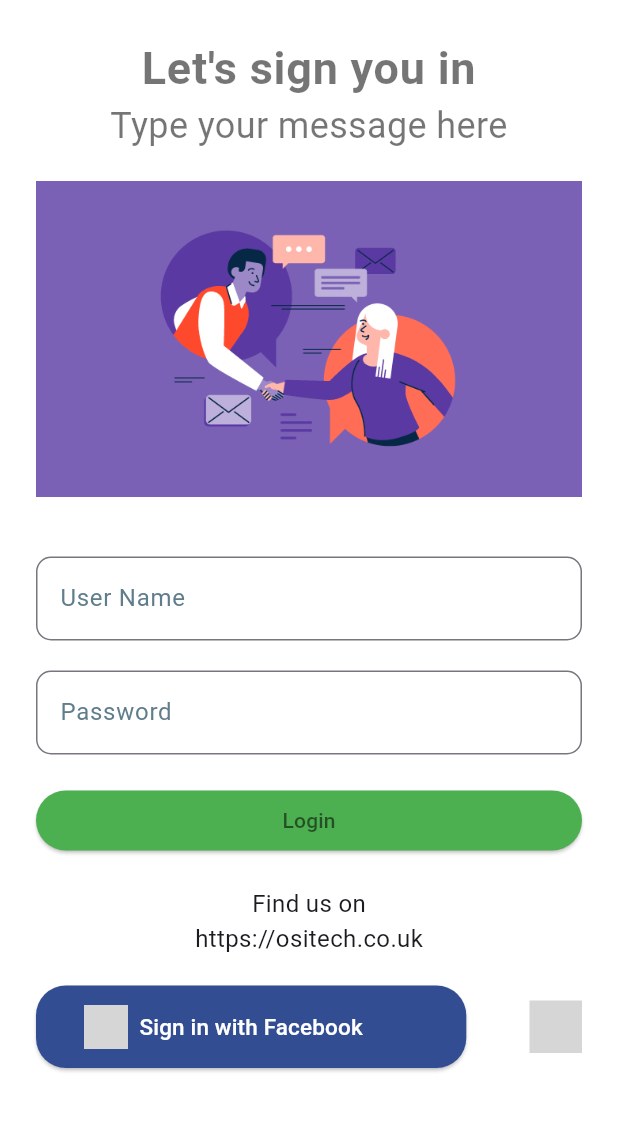
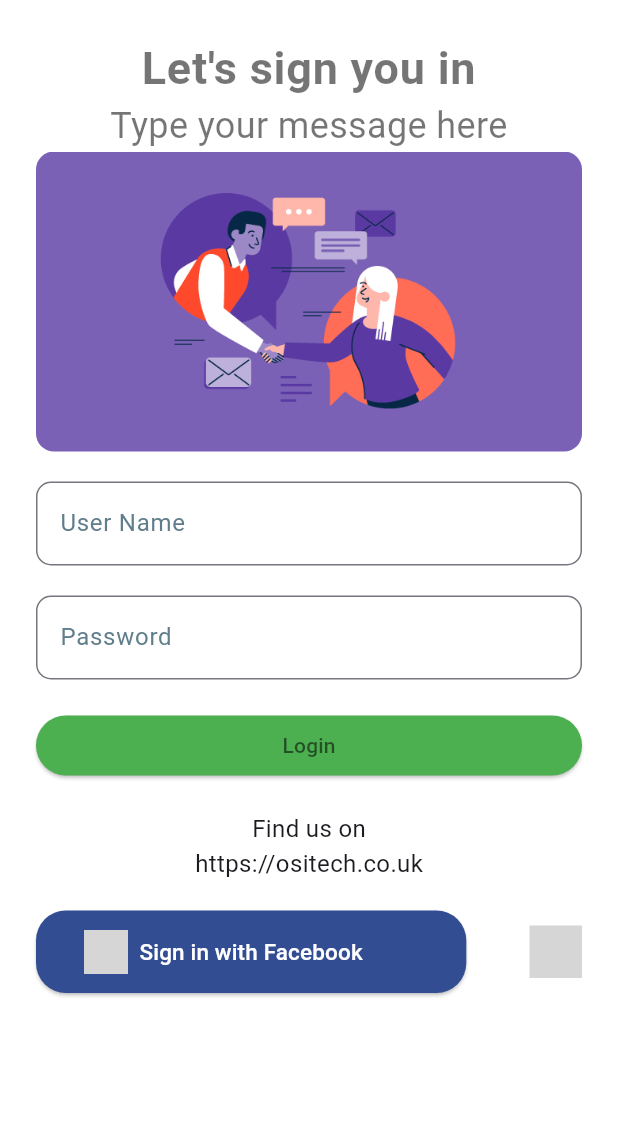
Before and after one commit to osmankunt/chat_app, a Flutter app: the screen it shows after launch, on a phone screen of 412 x 824 dp, the part 84-1216 px from its top. Run offline on Flutter 3.47's test engine with Material 3 defaults, Android fonts, the phone set to English and light mode, and no system bars; drawn by our look-alikes of social_login_buttons; our stand-ins replace google_fonts; missing offline and left inert: social_media_buttons; Roboto replaces fonts that are missing (Aboreto); grey boxes are pictures that could not be loaded.

Commit message:
ui improvements

```diff
--- a/lib/login_page.dart
+++ b/lib/login_page.dart
@@ -65,9 +65,12 @@ class LoginPage extends StatelessWidget {
                   style: TextStyle(color: BrandColor.textColor, fontSize: 24),
                   textAlign: TextAlign.center,
                 ),
-                Image.asset(
-                  "assets/illustration.png",
-                  height: 250,
+                Container(
+                  height: 200,
+                  width: MediaQuery.of(context).size.width,
+                  decoration: BoxDecoration(
+                      image: const DecorationImage(fit: BoxFit.fitWidth, image: AssetImage("assets/illustration.png")),
+                      borderRadius: BorderRadius.circular(12)),
                 ),
                 verticalSpacing(20),
                 Form(
```
Also changed, not shown: lib/widgets/chat_bubble.dart (+10 -7 lines).
